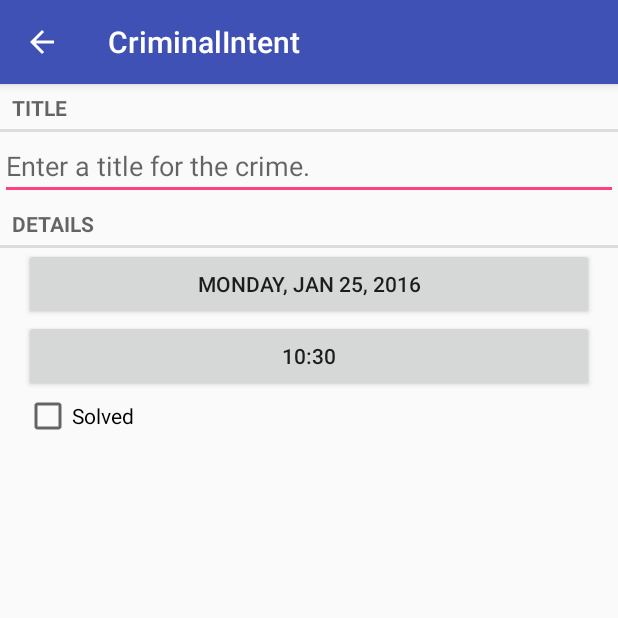
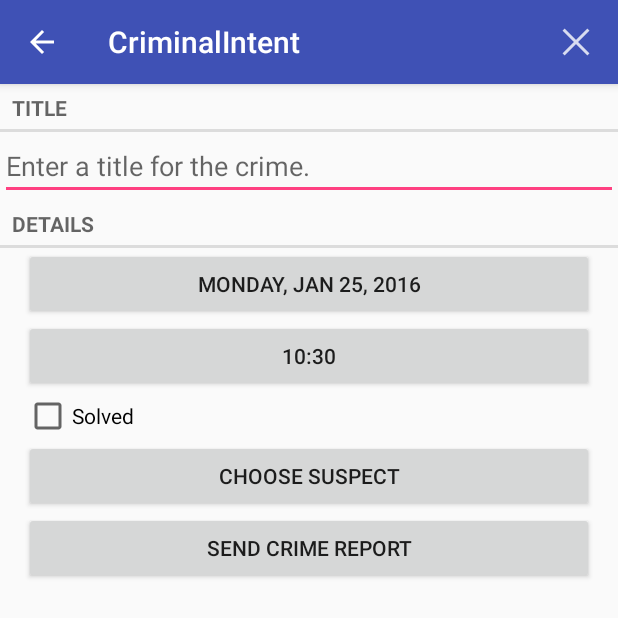
Before and after one commit to Tabaqui/Mix, an Android app: the screen it shows after launch (CrimePagerActivity), after a tap on "New Crime", on a phone screen of 412 x 824 dp, the top half of it. Run offline under Robolectric (Android 15) with nearby library versions, the phone set to English and light mode, and no system bars; 1 other tap on this screen came first.

Commit message:
Add DB layer and start using implicit intents

```diff
--- a/CriminalIntent/app/src/main/java/com/bignerdranch/android/criminalintent/Crime.java
+++ b/CriminalIntent/app/src/main/java/com/bignerdranch/android/criminalintent/Crime.java
@@ -12,9 +12,14 @@ public class Crime {
     private String mTitle;
     private Date mDate;
     private boolean mSolved;
+    private String mSuspect;
 
     public Crime() {
-        mId = UUID.randomUUID();
+        this(UUID.randomUUID());
+    }
+
+    public Crime(UUID id) {
+        mId = id;
         mDate = new Date();
     }
 
@@ -45,4 +50,12 @@ public class Crime {
     public void setSolved(boolean solved) {
         this.mSolved = solved;
     }
+
+    public String getSuspect() {
+        return mSuspect;
+    }
+
+    public void setSuspect(String suspect) {
+        mSuspect = suspect;
+    }
 }
--- a/CriminalIntent/app/src/main/java/com/bignerdranch/android/criminalintent/CrimeFragment.java
+++ b/CriminalIntent/app/src/main/java/com/bignerdranch/android/criminalintent/CrimeFragment.java
@@ -10,6 +10,9 @@ import android.text.Editable;
 import android.text.TextWatcher;
 import android.text.format.DateFormat;
 import android.view.LayoutInflater;
+import android.view.Menu;
+import android.view.MenuInflater;
+import android.view.MenuItem;
 import android.view.View;
 import android.view.ViewGroup;
 import android.widget.Button;
@@ -59,7 +62,13 @@ public class CrimeFragment extends Fragment {
         super.onCreate(savedInstanceState);
         UUID crimeId = (UUID) this.getArguments().get(ARG_CRIME_ID);
         mCrime = CrimeLab.get(getActivity()).getCrime(crimeId);
+        setHasOptionsMenu(true);
+    }
 
+    @Override
+    public void onCreateOptionsMenu(Menu menu, MenuInflater inflater) {
+        super.onCreateOptionsMenu(menu, inflater);
+        inflater.inflate(R.menu.fragment_crime, menu);
     }
 
     @Nullable
@@ -122,6 +131,22 @@ public class CrimeFragment extends Fragment {
     }
 
     @Override
+    public boolean onOptionsItemSelected(MenuItem item) {
+        if (item.getItemId() == R.id.menu_item_delete_crime) {
+            CrimeLab.get(getActivity()).deleteCrime(mCrime);
+            getActivity().finish();
+            return true;
+        }
+        return super.onOptionsItemSelected(item);
+    }
+
+    @Override
+    public void onPause() {
+        super.onPause();
+        CrimeLab.get(getActivity()).updateCrime(mCrime);
+    }
+
+    @Override
     public void onActivityResult(int requestCode, int resultCode, Intent data) {
         if (resultCode != Activity.RESULT_OK) {
             return;
@@ -151,6 +176,24 @@ public class CrimeFragment extends Fragment {
         }
     }
 
+    private String getCrimeReport() {
+        String solvedString = null;
+        if (mCrime.isSolved()) {
+            solvedString = getString(R.string.crime_report_solved);
+        } else {
+            solvedString = getString(R.string.crime_report_unsolved);
+        }
+        String dateString = CrimeFragment.longDate(mCrime.getDate());
+        String suspect = mCrime.getSuspect();
+        if (suspect == null) {
+            suspect = getString(R.string.crime_report_no_suspect);
+        } else {
+            suspect = getString(R.string.crime_report_suspect, suspect);
+        }
+        String report = getString(R.string.crime_report, mCrime.getTitle(), dateString, solvedString, suspect);
+        return  report;
+    }
+
     //    public void returnResult() {
 //        getActivity().setResult(Activity.RESULT_OK, null);
 //    }
--- a/CriminalIntent/app/src/main/java/com/bignerdranch/android/criminalintent/CrimeLab.java
+++ b/CriminalIntent/app/src/main/java/com/bignerdranch/android/criminalintent/CrimeLab.java
@@ -1,6 +1,13 @@
 package com.bignerdranch.android.criminalintent;
 
+import android.content.ContentValues;
 import android.content.Context;
+import android.database.Cursor;
+import android.database.sqlite.SQLiteDatabase;
+
+import com.bignerdranch.android.criminalintent.database.CrimeBaseHelper;
+import com.bignerdranch.android.criminalintent.database.CrimeCursorWrapper;
+import com.bignerdranch.android.criminalintent.database.CrimeDBSchema.CrimeTable;
 
 import java.util.ArrayList;
 import java.util.List;
@@ -12,7 +19,10 @@ import java.util.UUID;
 public class CrimeLab {
 
     private static CrimeLab sCrimeLab;
-    private List<Crime> mCrimes;
+
+    //    private List<Crime> mCrimes;
+    private Context mContext;
+    private SQLiteDatabase mDataBase;
 
     public static CrimeLab get(Context context) {
         if (sCrimeLab == null) {
@@ -21,24 +31,82 @@ public class CrimeLab {
         return sCrimeLab;
     }
 
+    private static ContentValues getContentValues(Crime crime) {
+        ContentValues values = new ContentValues();
+        values.put(CrimeTable.Cols.UUID, crime.getId().toString());
+        values.put(CrimeTable.Cols.TITLE, crime.getTitle());
+        values.put(CrimeTable.Cols.DATE, crime.getDate().getTime());
+        values.put(CrimeTable.Cols.SOLVED, crime.isSolved() ? 1 : 0);
+        return values;
+    }
+
     private CrimeLab(Context context) {
-        mCrimes = new ArrayList<>();
+        mContext = context;
+        mDataBase = new CrimeBaseHelper(mContext).getWritableDatabase();
+//        mCrimes = new ArrayList<>();
+    }
+
+    private CrimeCursorWrapper queryCrimes(String whereClause, String[] whereArgs) {
+        Cursor cursor = mDataBase.query(
+                CrimeTable.NAME,
+                null,
+                whereClause,
+                whereArgs,
+                null,
+                null,
+                null
+        );
+        return new CrimeCursorWrapper(cursor);
     }
 
     public void addCrime(Crime c) {
-        mCrimes.add(c);
+        ContentValues values = CrimeLab.getContentValues(c);
+        mDataBase.insert(CrimeTable.NAME, null, values);
+    }
+
+    public void deleteCrime(Crime crime) {
+        String uuidString = crime.getId().toString();
+        mDataBase.delete(CrimeTable.NAME,
+                CrimeTable.Cols.UUID + " = ?",
+                new String[]{uuidString});
+    }
+
+    public void updateCrime(Crime crime) {
+        String uuidString = crime.getId().toString();
+        ContentValues values = CrimeLab.getContentValues(crime);
+        mDataBase.update(CrimeTable.NAME,
+                values,
+                CrimeTable.Cols.UUID + " = ?",
+                new String[]{uuidString});
     }
 
     public List<Crime> getCrimes() {
-        return mCrimes;
+        List<Crime> crimes = new ArrayList<>();
+        CrimeCursorWrapper cursor = queryCrimes(null, null);
+        try {
+            cursor.moveToFirst();
+            while (!cursor.isAfterLast()) {
+                crimes.add(cursor.getCrime());
+                cursor.moveToNext();
+            }
+        } finally {
+            cursor.close();
+        }
+        return crimes;
     }
 
     public Crime getCrime(UUID id) {
-        for (Crime crime : mCrimes) {
-            if (crime.getId().equals(id)) {
-                return crime;
+        CrimeCursorWrapper cursor = queryCrimes(CrimeTable.Cols.UUID + " = ?",
+                new String[]{id.toString()});
+        try {
+            if (cursor.getCount() == 0) {
+                return null;
+            } else {
+                cursor.moveToFirst();
+                return cursor.getCrime();
             }
+        } finally {
+            cursor.close();
         }
-        return null;
     }
 }
--- a/CriminalIntent/app/src/main/java/com/bignerdranch/android/criminalintent/CrimeListFragment.java
+++ b/CriminalIntent/app/src/main/java/com/bignerdranch/android/criminalintent/CrimeListFragment.java
@@ -87,6 +87,10 @@ public class CrimeListFragment extends Fragment {
         public int getItemCount() {
             return mCrimes.size();
         }
+
+        public void setCrimes(List<Crime> crimes) {
+            mCrimes = crimes;
+        }
     }
 
     @Override
@@ -160,7 +164,7 @@ public class CrimeListFragment extends Fragment {
     private void updateSubtitle() {
         CrimeLab crimeLab = CrimeLab.get(getActivity());
         int crimeCount = crimeLab.getCrimes().size();
-        String subtitle = getString(R.string.subtitle_format, crimeCount);
+        String subtitle = getResources().getQuantityString(R.plurals.subtitle_plural, crimeCount, crimeCount);
         if (!mSubtitleVisible) {
             subtitle =  null;
         }
@@ -175,6 +179,7 @@ public class CrimeListFragment extends Fragment {
             mAdapter = new CrimeAdapter(crimes);
             mCrimeRecyclerView.setAdapter(mAdapter);
         } else {
+            mAdapter.setCrimes(crimes);
             updateListItem();
         }
         updateSubtitle();
--- /dev/null
+++ b/CriminalIntent/app/src/main/java/com/bignerdranch/android/criminalintent/database/CrimeBaseHelper.java
@@ -0,0 +1,39 @@
+package com.bignerdranch.android.criminalintent.database;
+
+import android.content.Context;
+import android.database.sqlite.SQLiteDatabase;
+import android.database.sqlite.SQLiteOpenHelper;
+
+import com.bignerdranch.android.criminalintent.database.CrimeDBSchema.CrimeTable;
+
+/**
+ * Created by vnikolaev on 25.01.2016.
+ */
+public class CrimeBaseHelper extends SQLiteOpenHelper {
+
+    public static final int VERSION = 1;
+
+    private static final String DATABASE_NAME = "crimeBase.db";
+
+    public CrimeBaseHelper(Context context) {
+        super(context, DATABASE_NAME, null, VERSION);
+    }
+
+    @Override
+    public void onCreate(SQLiteDatabase db) {
+        db.execSQL("create table " + CrimeTable.NAME + "("
+                        + " _id integer primary key autoincrement, " +
+                        CrimeTable.Cols.UUID + ", " +
+                        CrimeTable.Cols.TITLE + ", " +
+                        CrimeTable.Cols.DATE + ", " +
+                        CrimeTable.Cols.SOLVED + ", " +
+                        CrimeTable.Cols.SUSPECT +
+                        ")"
+        );
+    }
+
+    @Override
+    public void onUpgrade(SQLiteDatabase db, int oldVersion, int newVersion) {
+
+    }
+}
--- /dev/null
+++ b/CriminalIntent/app/src/main/java/com/bignerdranch/android/criminalintent/database/CrimeCursorWrapper.java
@@ -0,0 +1,36 @@
+package com.bignerdranch.android.criminalintent.database;
+
+import android.database.Cursor;
+import android.database.CursorWrapper;
+
+import com.bignerdranch.android.criminalintent.Crime;
+import com.bignerdranch.android.criminalintent.database.CrimeDBSchema.CrimeTable;
+
+import java.util.Date;
+import java.util.UUID;
+
+/**
+ * Created by vnikolaev on 25.01.2016.
+ */
+public class CrimeCursorWrapper extends CursorWrapper {
+
+
+    public CrimeCursorWrapper(Cursor cursor) {
+        super(cursor);
+    }
+
+    public Crime getCrime() {
+        String uuidString = getString(getColumnIndex(CrimeTable.Cols.UUID));
+        String title = getString(getColumnIndex(CrimeTable.Cols.TITLE));
+        long date = getLong(getColumnIndex(CrimeTable.Cols.DATE));
+        int isSolved = getInt(getColumnIndex(CrimeTable.Cols.TITLE));
+        String suspect = getString(getColumnIndex(CrimeTable.Cols.SUSPECT));
+
+        Crime crime = new Crime(UUID.fromString(uuidString));
+        crime.setTitle(title);
+        crime.setDate(new Date(date));
+        crime.setSolved(isSolved != 0);
+        crime.setSuspect(suspect);
+        return crime;
+    }
+}
--- /dev/null
+++ b/CriminalIntent/app/src/main/java/com/bignerdranch/android/criminalintent/database/CrimeDBSchema.java
@@ -0,0 +1,19 @@
+package com.bignerdranch.android.criminalintent.database;
+
+/**
+ * Created by vnikolaev on 25.01.2016.
+ */
+public class CrimeDBSchema {
+
+    public static final class CrimeTable {
+        public static final String NAME = "crimes";
+
+        public static final class Cols {
+            public static final String UUID = "uuid";
+            public static final String TITLE = "title";
+            public static final String DATE = "date";
+            public static final String SOLVED = "solved";
+            public static final String SUSPECT = "suspect";
+        }
+    }
+}
--- a/CriminalIntent/app/src/main/res/layout-land/fragment_crime.xml
+++ b/CriminalIntent/app/src/main/res/layout-land/fragment_crime.xml
@@ -35,6 +35,12 @@
             android:id="@+id/crime_date"
             android:layout_weight="1" />
 
+        <Button
+            android:id="@+id/crime_time"
+            android:layout_width="wrap_content"
+            android:layout_height="wrap_content"
+            android:layout_weight="1" />
+
         <CheckBox
             android:layout_width="wrap_content"
             android:layout_height="wrap_content"
@@ -42,5 +48,27 @@
             android:text="@string/crime_solved_label"
             android:layout_weight="1" />
     </LinearLayout>
+    <LinearLayout
+        android:layout_width="match_parent"
+        android:layout_height="wrap_content"
+        android:layout_marginLeft="16dp"
+        android:layout_marginRight="16dp"
+        android:orientation="horizontal">
+
+        <Button
+            android:id="@+id/crime_suspect"
+            android:layout_width="wrap_content"
+            android:layout_height="wrap_content"
+            android:layout_weight="1"
+            android:text="@string/crime_supect_text"/>
+
+        <Button
+            android:id="@+id/crime_report"
+            android:layout_width="wrap_content"
+            android:layout_height="wrap_content"
+            android:layout_weight="1"
+            android:text="@string/crime_report_text"/>
+
+    </LinearLayout>
 
 </LinearLayout>
--- a/CriminalIntent/app/src/main/res/layout/fragment_crime.xml
+++ b/CriminalIntent/app/src/main/res/layout/fragment_crime.xml
@@ -43,4 +43,20 @@
         android:layout_marginLeft="16dp"
         android:layout_marginRight="16dp"
         android:text="@string/crime_solved_label"/>
+
+    <Button
+        android:id="@+id/crime_suspect"
+        android:layout_width="match_parent"
+        android:layout_height="wrap_content"
+        android:layout_marginLeft="16dp"
+        android:layout_marginRight="16dp"
+        android:text="@string/crime_supect_text"/>
+
+    <Button
+        android:id="@+id/crime_report"
+        android:layout_width="match_parent"
+        android:layout_height="wrap_content"
+        android:layout_marginLeft="16dp"
+        android:layout_marginRight="16dp"
+        android:text="@string/crime_report_text"/>
 </LinearLayout>
--- /dev/null
+++ b/CriminalIntent/app/src/main/res/menu/fragment_crime.xml
@@ -0,0 +1,11 @@
+<?xml version="1.0" encoding="utf-8"?>
+<menu xmlns:android="http://schemas.android.com/apk/res/android"
+      xmlns:app="http://schemas.android.com/apk/res-auto">
+    <item
+        android:id="@+id/menu_item_delete_crime"
+        android:icon="@drawable/ic_menu_del"
+        android:title="@string/delete_crime"
+        app:showAsAction="ifRoom|withText">
+    </item>
+
+</menu>
--- a/CriminalIntent/app/src/main/res/values/strings.xml
+++ b/CriminalIntent/app/src/main/res/values/strings.xml
@@ -8,7 +8,19 @@
     <string name="date_picker_title">Date of crime:</string>
     <string name="time_picker_title">Time of crime:</string>
     <string name="new_crime">New Crime</string>
+    <string name="delete_crime">Delete Crime</string>
     <string name="show_subtitle">Subtitle</string>
     <string name="hide_subtitle">Hide Subtitle</string>
-    <string name="subtitle_format">%1$s crimes</string>
+    <plurals name="subtitle_plural">
+        <item quantity="one">%1$s crime</item>
+        <item quantity="other">%1$s crimes</item>
+    </plurals>
+    <string name="crime_supect_text">Choose Suspect</string>
+    <string name="crime_report_text">Send Crime Report</string>
+    <string name="crime_report">%1$s! The Crime was discovered on %2$s. %3$s, and %4$s</string>
+    <string name="crime_report_solved">The case is solved</string>
+    <string name="crime_report_unsolved">The case is not solved</string>
+    <string name="crime_report_no_suspect">There is no suspect.</string>
+    <string name="crime_report_suspect">The suspect is %s.</string>
+    <string name="send_report">Send crime report via</string>
 </resources>
```
Also changed, not shown: CriminalIntent/app/src/main/res/drawable-hdpi/ic_menu_del.png (added), CriminalIntent/app/src/main/res/drawable-mdpi/ic_menu_del.png (added), CriminalIntent/app/src/main/res/drawable-xhdpi/ic_menu_del.png (added), CriminalIntent/app/src/main/res/drawable-xxhdpi/ic_menu_del.png (added).
